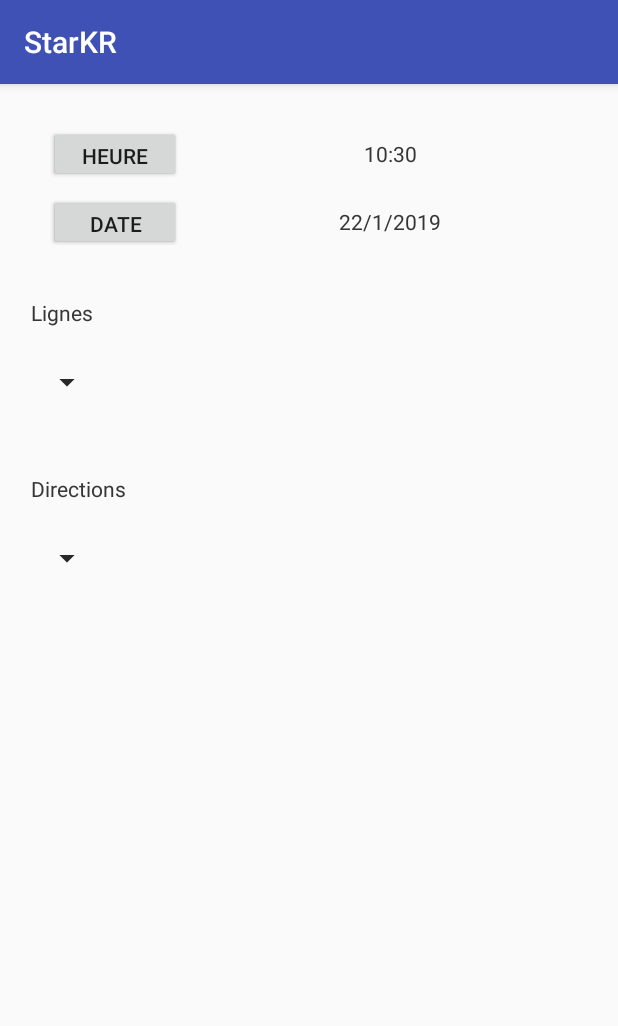
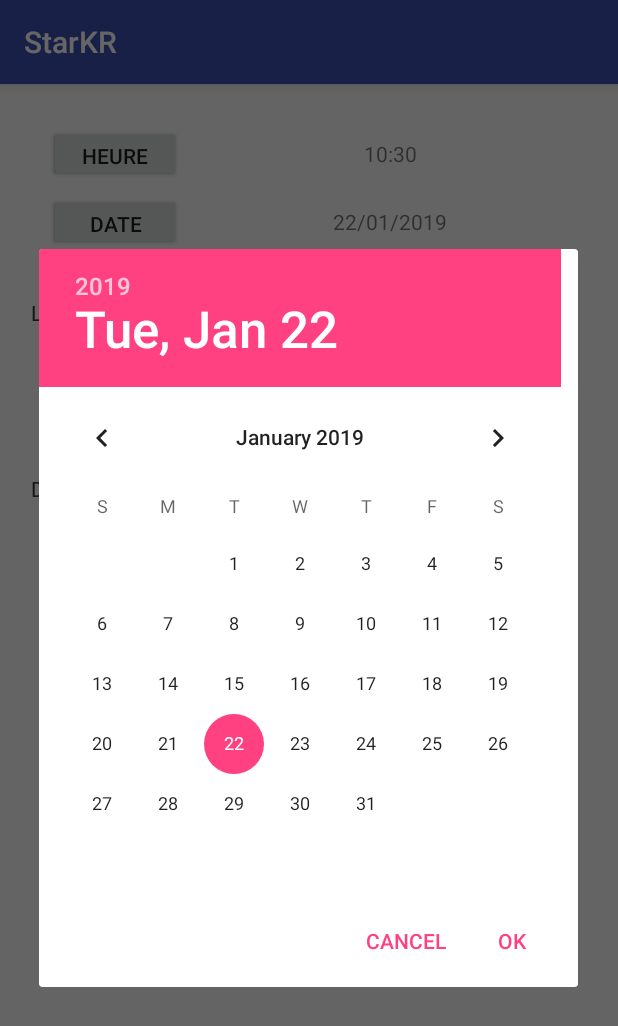
Before and after one commit to Alexis-kgt/iMob_Star, an Android app: the screen it shows after launch (MainActivity), after a tap on "DATE", on a phone screen of 412 x 824 dp. Shown: the top 1026 px of the screen. Run offline under Robolectric (Android 15) with nearby library versions, the phone set to English and light mode, and no system bars; libraries missing offline, so code that uses them is left out: com.opencsv; 5 statements that could not run were skipped.

Commit message:
Choix de la date et l'heure dans le fragment

```diff
--- a/StarKR/app/src/main/java/com/example/alexis/starkr/DateFragment.java
+++ b/StarKR/app/src/main/java/com/example/alexis/starkr/DateFragment.java
@@ -4,6 +4,9 @@ import android.app.Activity;
 import android.app.AlertDialog;
 import android.content.Context;
 import android.content.DialogInterface;
+import android.database.Cursor;
+import android.database.sqlite.SQLiteDatabase;
+import android.graphics.Color;
 import android.os.Bundle;
 import android.support.v4.app.Fragment;
 import android.support.v4.app.FragmentManager;
@@ -14,11 +17,16 @@ import android.view.View;
 import android.view.ViewGroup;
 import android.widget.AdapterView;
 import android.widget.ArrayAdapter;
+import android.widget.Button;
 import android.widget.DatePicker;
 import android.widget.ListView;
 import android.widget.Spinner;
 import android.widget.TextView;
 import android.widget.TimePicker;
+
+import com.example.alexis.starkr.database.DatabaseHelper;
+
+import java.util.ArrayList;
 
 /**
  * A simple {@link Fragment} subclass.
@@ -28,6 +36,7 @@ import android.widget.TimePicker;
 public class DateFragment extends Fragment {
     private static final String ARG_COLUMN_COUNT = "column-count";
     private static final String TAG = "zzzzz";
+    TextView date, time;
     OnDirectionSelectedListener mCallback;
 
     public void setOnDirectionSelectedListener(Activity activity) {
@@ -36,6 +45,8 @@ public class DateFragment extends Fragment {
 
     // Container Activity must implement this interface
     public interface OnDirectionSelectedListener {
+        void refreshDateFragmentDate(String date);
+        void refreshDateFragmentTime(String time);
         void onDirectionSelected(int position);
     }
 
@@ -77,18 +88,12 @@ public class DateFragment extends Fragment {
         //Inflate the layout for this fragment
         View v = inflater.inflate(R.layout.fragment_date, container, false);
 
-
-        TextView time = v.findViewById(R.id.timeView);
-        TextView date = v.findViewById(R.id.dateView);
-
-        int annee = java.util.Calendar.getInstance().get(java.util.Calendar.YEAR);
-        int mois = java.util.Calendar.getInstance().get(java.util.Calendar.MONTH) + 1;
-        int jour = java.util.Calendar.getInstance().get(java.util.Calendar.DAY_OF_MONTH);
-        int heure = java.util.Calendar.getInstance().get(java.util.Calendar.HOUR_OF_DAY);
-        int minutes = java.util.Calendar.getInstance().get(java.util.Calendar.MINUTE);
-
-        time.setText(heure + ":" + minutes);
-        date.setText(jour + "/" + mois + "/" + annee);
+        time = v.findViewById(R.id.timeView);
+        date = v.findViewById(R.id.dateView);
+        Button dateBtn = v.findViewById(R.id.datePickerBtn);
+        Button timeBtn = v.findViewById(R.id.timePickerBtn);
+        timeBtn.setOnClickListener(timeClickListener);
+        dateBtn.setOnClickListener(dateClickListener);
 
         Spinner lignesSpinner = v.findViewById(R.id.lignesSpinner);
         lignesSpinner.setOnItemSelectedListener(new AdapterView.OnItemSelectedListener() {
@@ -151,18 +156,79 @@ public class DateFragment extends Fragment {
         directionsSpinner.setAdapter(new ArrayAdapter<String>(getContext(), R.layout.ligne_item_spinner, directions));
     }
 
+    private View.OnClickListener dateClickListener = new View.OnClickListener() {
+        @Override
+        public void onClick(View v) {
+            createDialogDatePicker();
+        }
+    };
+    private View.OnClickListener timeClickListener = new View.OnClickListener() {
+        @Override
+        public void onClick(View v) {
+            createDialogTimePicker();
+        }
+    };
+
+    public void setSpinnerContent(){
+        Spinner ligneSpinner = getActivity().findViewById(R.id.lignesSpinner);
+        DatabaseHelper dbHelper = new DatabaseHelper(getContext());
+        SQLiteDatabase db = dbHelper.getReadableDatabase();
+        Cursor c = db.rawQuery("SELECT * FROM ROUTES", null);
+        ArrayList<String> lignes = new ArrayList();
+        if (c.moveToFirst()) {
+            do {
+                lignes.add(c.getString(2) + " : " + c.getString(3) + "_____" + c.getString(7) + "_____" + c.getString(8));
+            } while (c.moveToNext());
+        }
+        final String[] lignesArray = new String[lignes.size()];
+        int cpt = 0;
+        for (String l : lignes) {
+            lignesArray[cpt] = l;
+            cpt++;
+        }
+
+        ligneSpinner.setAdapter(new ArrayAdapter<String>(getContext(), R.layout.ligne_item_spinner, lignesArray) {
+
+            public View getView(int position, View convertView, ViewGroup parent) {
+                // Cast the spinner collapsed item (non-popup item) as a text view
+                TextView tv = (TextView) super.getView(position, convertView, parent);
+
+                // Set the text color of spinner item
+                tv.setText(lignesArray[position].split("_____")[0]);
+                tv.setBackgroundColor(Color.parseColor("#" + lignesArray[position].split("_____")[1]));
+                tv.setTextColor(Color.parseColor("#" + lignesArray[position].split("_____")[2]));
+
+                // Return the view
+                return tv;
+            }
+
+            @Override
+            public View getDropDownView(int position, View convertView, ViewGroup parent) {
+                View v = convertView;
+                if (v == null) {
+                    LayoutInflater vi = (LayoutInflater) getContext().getSystemService(Context.LAYOUT_INFLATER_SERVICE);
+                    v = vi.inflate(R.layout.ligne_item_spinner, null);
+                }
+
+                TextView tv = (TextView) v.findViewById(R.id.ligneItem);
+                tv.setText(lignesArray[position].split("_____")[0]);
+                tv.setBackgroundColor(Color.parseColor("#" + lignesArray[position].split("_____")[1]));
+                tv.setTextColor(Color.parseColor("#" + lignesArray[position].split("_____")[2]));
+                return v;
+            }
+        });
+    }
     /**
      * Créer une boite de dialogue pour renseigner la date
      */
-    public void createDialogDatePicker(View v) {
-        LayoutInflater li = LayoutInflater.from(getContext());
+    public void createDialogDatePicker() {
+        LayoutInflater li = LayoutInflater.from(this.getContext());
         View promptsView = li.inflate(R.layout.date_picker, null);
         AlertDialog.Builder alertDialogBuilder = new AlertDialog.Builder(getContext());
         alertDialogBuilder.setView(promptsView);
-        final TextView dateView = getView().findViewById(R.id.dateView);
-        int jour = Integer.parseInt(dateView.getText().toString().split("/")[0]);
-        int mois = Integer.parseInt(dateView.getText().toString().split("/")[1]);
-        int annee = Integer.parseInt(dateView.getText().toString().split("/")[2]);
+        int jour = Integer.parseInt(date.getText().toString().split("/")[0]);
+        int mois = Integer.parseInt(date.getText().toString().split("/")[1]);
+        int annee = Integer.parseInt(date.getText().toString().split("/")[2]);
         final DatePicker dp = promptsView.findViewById(R.id.datePicker);
         dp.updateDate(annee, mois - 1, jour);
         alertDialogBuilder
@@ -171,7 +237,12 @@ public class DateFragment extends Fragment {
                 .setPositiveButton("OK",
                         new DialogInterface.OnClickListener() {
                             public void onClick(DialogInterface dialog, int id) {
-                                dateView.setText(dp.getDayOfMonth() + "/" + (dp.getMonth() + 1) + "/" + dp.getYear());
+                                String day, month;
+                                if(dp.getDayOfMonth() < 10)
+                                    day = "0"+dp.getDayOfMonth();
+                                else
+                                    day = ""+dp.getDayOfMonth();
+                                mCallback.refreshDateFragmentDate(day + "/" + dp.getMonth()+1+ "/" + dp.getYear());
                             }
                         })
                 //L'arc n'a pas d'étiquette
@@ -189,14 +260,13 @@ public class DateFragment extends Fragment {
     /**
      * Créer une boite de dialogue pour renseigner l'heure
      */
-    public void createDialogTimePicker(View v) {
+    public void createDialogTimePicker() {
         LayoutInflater li = LayoutInflater.from(getContext());
         View promptsView = li.inflate(R.layout.time_picker, null);
         AlertDialog.Builder alertDialogBuilder = new AlertDialog.Builder(getContext());
         alertDialogBuilder.setView(promptsView);
-        final TextView timeView = getView().findViewById(R.id.timeView);
-        int heure = Integer.parseInt(timeView.getText().toString().split(":")[0]);
-        int minutes = Integer.parseInt(timeView.getText().toString().split(":")[1]);
+        int heure = Integer.parseInt(time.getText().toString().split(":")[0]);
+        int minutes = Integer.parseInt(time.getText().toString().split(":")[1]);
         final TimePicker tp = promptsView.findViewById(R.id.timePicker);
         tp.setHour(heure);
         tp.setMinute(minutes);
@@ -206,7 +276,16 @@ public class DateFragment extends Fragment {
                 .setPositiveButton("OK",
                         new DialogInterface.OnClickListener() {
                             public void onClick(DialogInterface dialog, int id) {
-                                timeView.setText(tp.getHour() + ":" + tp.getMinute());
+                                String hour, minutes;
+                                if(tp.getHour() < 10)
+                                    hour = "0"+tp.getHour();
+                                else
+                                    hour = ""+tp.getHour();
+                                if(tp.getMinute() < 10)
+                                    minutes = "0"+tp.getMinute();
+                                else
+                                    minutes = ""+tp.getMinute();
+                                mCallback.refreshDateFragmentTime(hour+ ":" + minutes);
                             }
                         })
                 //L'arc n'a pas d'étiquette
@@ -219,6 +298,4 @@ public class DateFragment extends Fragment {
         AlertDialog alertDialog = alertDialogBuilder.create();
         alertDialog.show();
     }
-
-
 }
--- a/StarKR/app/src/main/java/com/example/alexis/starkr/MainActivity.java
+++ b/StarKR/app/src/main/java/com/example/alexis/starkr/MainActivity.java
@@ -58,6 +58,8 @@ public class MainActivity extends AppCompatActivity implements DateFragment.OnDi
     ProgressDialog mProgressDialog;
     String CHANNEL_ID = "com.example.alexis.starkr.model";
 
+    DateFragment dateFragment;
+
 
     @Override
     protected void onCreate(Bundle savedInstanceState) {
@@ -76,21 +78,37 @@ public class MainActivity extends AppCompatActivity implements DateFragment.OnDi
         FragmentManager fragmentManager = getSupportFragmentManager();
         FragmentTransaction fragmentTransaction = fragmentManager.beginTransaction();
 
-        DateFragment dateFragment = new DateFragment();
+        int annee = java.util.Calendar.getInstance().get(java.util.Calendar.YEAR);
+        int mois = java.util.Calendar.getInstance().get(java.util.Calendar.MONTH) + 1;
+        int jour = java.util.Calendar.getInstance().get(java.util.Calendar.DAY_OF_MONTH);
+        int heure = java.util.Calendar.getInstance().get(java.util.Calendar.HOUR_OF_DAY);
+        int minutes = java.util.Calendar.getInstance().get(java.util.Calendar.MINUTE);
+
+        String moisS, jourS, heureS, minutesS;
+        if(mois < 10)
+            moisS = "0"+mois;
+        else
+            moisS = mois+"";
+        if(jour < 10)
+            jourS = "0"+jour;
+        else
+            jourS = jour+"";
+        if(heure < 10)
+            heureS = "0"+heure;
+        else
+            heureS = heure+"";
+        if(minutes < 10)
+            minutesS = "0"+minutes;
+        else
+            minutesS = minutes+"";
+        ((TextView)findViewById(R.id.timeView)).setText(heureS + ":" + minutesS);
+        ((TextView)findViewById(R.id.dateView)).setText(jourS + "/" + moisS + "/" + annee);
+        dateFragment = new DateFragment();
         fragmentTransaction.add(R.id.dateFragment, dateFragment);
         fragmentTransaction.addToBackStack(null);
         fragmentTransaction.setTransition(FragmentTransaction.TRANSIT_FRAGMENT_OPEN);
         fragmentTransaction.commit();
 
-//        TextView time = findViewById(R.id.timeView);
-//        TextView date = findViewById(R.id.dateView);
-//        int annee = java.util.Calendar.getInstance().get(java.util.Calendar.YEAR);
-//        int mois = java.util.Calendar.getInstance().get(java.util.Calendar.MONTH)+1;
-//        int jour = java.util.Calendar.getInstance().get(java.util.Calendar.DAY_OF_MONTH);
-//        int heure = java.util.Calendar.getInstance().get(java.util.Calendar.HOUR_OF_DAY);
-//        int minutes = java.util.Calendar.getInstance().get(java.util.Calendar.MINUTE);
-//        time.setText(heure + ":"+minutes);
-//        date.setText(jour+"/"+mois+"/"+annee);
 
         HashMap<String, String> csvFileOld = this.readCsvFile();
 
@@ -189,6 +207,13 @@ public class MainActivity extends AppCompatActivity implements DateFragment.OnDi
                 downloadTaskZip.cancel(true);
             }
         });
+    }
+
+    public void refreshDateFragmentDate(String date){
+        ((TextView)findViewById(R.id.dateView)).setText(date);
+    }
+    public void refreshDateFragmentTime(String time){
+        ((TextView)findViewById(R.id.timeView)).setText(time);
     }
 
     public boolean permissionOk() {
@@ -338,54 +363,7 @@ public class MainActivity extends AppCompatActivity implements DateFragment.OnDi
                 Toast.makeText(context, "Problème d'insertion des données", Toast.LENGTH_LONG).show();
             } else {
                 Toast.makeText(MainActivity.this, "Base de données remplie", Toast.LENGTH_LONG).show();
-                Spinner ligneSpinner = findViewById(R.id.lignesSpinner);
-                DatabaseHelper dbHelper = new DatabaseHelper(MainActivity.this);
-                SQLiteDatabase db = dbHelper.getReadableDatabase();
-                Cursor c = db.rawQuery("SELECT * FROM ROUTES", null);
-                ArrayList<String> lignes = new ArrayList();
-                if (c.moveToFirst()) {
-                    do {
-                        lignes.add(c.getString(2) + " : " + c.getString(3) + "_____" + c.getString(7) + "_____" + c.getString(8));
-                    } while (c.moveToNext());
-                }
-                final String[] lignesArray = new String[lignes.size()];
-                int cpt = 0;
-                for (String l : lignes) {
-                    lignesArray[cpt] = l;
-                    cpt++;
-                }
-
-                ligneSpinner.setAdapter(new ArrayAdapter<String>(MainActivity.this, R.layout.ligne_item_spinner, lignesArray) {
-
-                    public View getView(int position, View convertView, ViewGroup parent) {
-                        // Cast the spinner collapsed item (non-popup item) as a text view
-                        TextView tv = (TextView) super.getView(position, convertView, parent);
-
-                        // Set the text color of spinner item
-                        tv.setText(lignesArray[position].split("_____")[0]);
-                        tv.setBackgroundColor(Color.parseColor("#" + lignesArray[position].split("_____")[1]));
-                        tv.setTextColor(Color.parseColor("#" + lignesArray[position].split("_____")[2]));
-
-                        // Return the view
-                        return tv;
-                    }
-
-                    @Override
-                    public View getDropDownView(int position, View convertView, ViewGroup parent) {
-                        View v = convertView;
-                        if (v == null) {
-                            Context mContext = this.getContext();
-                            LayoutInflater vi = (LayoutInflater) mContext.getSystemService(Context.LAYOUT_INFLATER_SERVICE);
-                            v = vi.inflate(R.layout.ligne_item_spinner, null);
-                        }
-
-                        TextView tv = (TextView) v.findViewById(R.id.ligneItem);
-                        tv.setText(lignesArray[position].split("_____")[0]);
-                        tv.setBackgroundColor(Color.parseColor("#" + lignesArray[position].split("_____")[1]));
-                        tv.setTextColor(Color.parseColor("#" + lignesArray[position].split("_____")[2]));
-                        return v;
-                    }
-                });
+                dateFragment.setSpinnerContent();
             }
         }
     }
--- a/StarKR/app/src/main/res/layout/fragment_date.xml
+++ b/StarKR/app/src/main/res/layout/fragment_date.xml
@@ -12,7 +12,6 @@
         android:layout_height="37dp"
         android:layout_marginStart="20dp"
         android:layout_marginTop="20dp"
-        android:onClick="createDialogTimePicker"
         android:text="@string/heure"
         app:layout_constraintStart_toStartOf="parent"
         app:layout_constraintTop_toTopOf="parent" />
@@ -23,7 +22,6 @@
         android:layout_height="37dp"
         android:layout_marginStart="20dp"
         android:layout_marginTop="8dp"
-        android:onClick="createDialogDatePicker"
         android:text="@string/date"
         app:layout_constraintStart_toStartOf="parent"
         app:layout_constraintTop_toBottomOf="@+id/timePickerBtn" />
```
